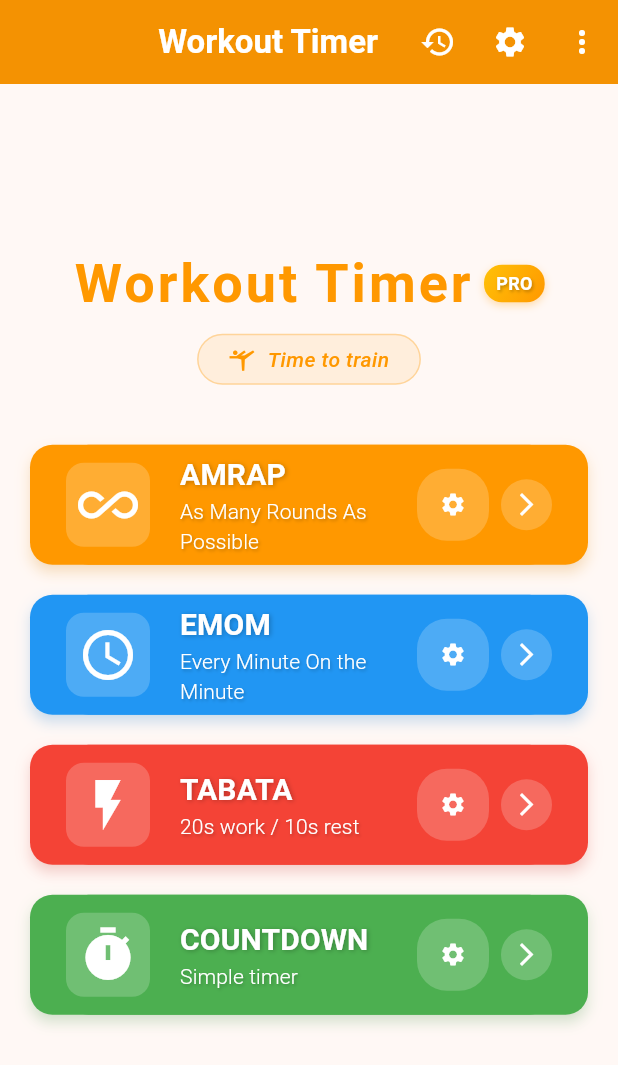
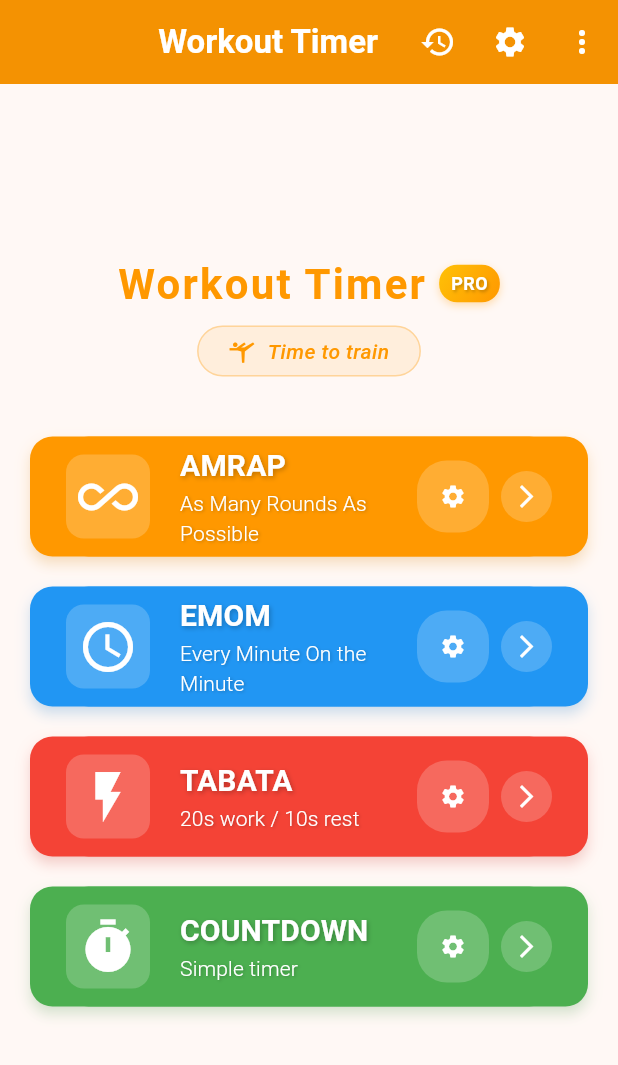
Before and after one commit to AlexHerDom/crossfit_timer, a Flutter app: the screen it shows after launch, on a phone screen of 412 x 824 dp. Shown: the top 1065 px of the screen. Run offline on Flutter 3.47's test engine with Material 3 defaults, Android fonts, the phone set to English and light mode, and no system bars; drawn by our look-alikes of flutter_animate; our stand-ins replace audioplayers, confetti, flutter_tts, share_plus, shared_preferences, wakelock_plus.

Commit message:
🔧 Fix: Título responsive - Reducir fontSize de 36 a 28, agregar Flexible y overflow

```diff
--- a/lib/screens/home_screen.dart
+++ b/lib/screens/home_screen.dart
@@ -108,15 +108,19 @@ class _HomeScreenState extends State<HomeScreen> {
                     Row(
                       mainAxisAlignment: MainAxisAlignment.center,
                       children: [
-                        Text(
-                          languageProvider.getText('workout_timer'),
-                          style: TextStyle(
-                            fontSize: 36,
-                            fontWeight: FontWeight.bold,
-                            color: themeProvider.primaryColor,
-                            letterSpacing: 2.0,
+                        Flexible(
+                          child: Text(
+                            languageProvider.getText('workout_timer'),
+                            style: TextStyle(
+                              fontSize: 28,
+                              fontWeight: FontWeight.bold,
+                              color: themeProvider.primaryColor,
+                              letterSpacing: 1.5,
+                            ),
+                            textAlign: TextAlign.center,
+                            maxLines: 1,
+                            overflow: TextOverflow.ellipsis,
                           ),
-                          textAlign: TextAlign.center,
                         ),
                         const SizedBox(width: 8),
                         Container(
```
